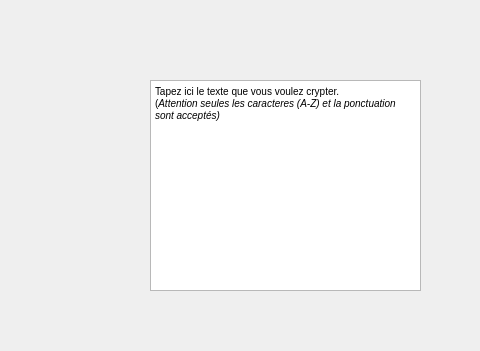
Ehonne/Cryptage_Decryptage, file mainwindow.ui: the form before one commit; both pictures show x 320 to 800 and y 0 to 351 of the 800 by 600 pixel window.
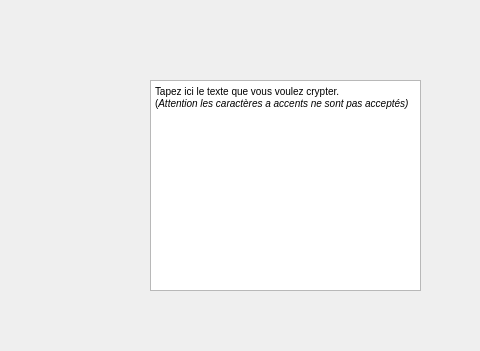
The form after the commit.

What changed in the file:
```diff
--- a/mainwindow.ui
+++ b/mainwindow.ui
@@ -37,7 +37,7 @@
 &lt;html&gt;&lt;head&gt;&lt;meta name=&quot;qrichtext&quot; content=&quot;1&quot; /&gt;&lt;style type=&quot;text/css&quot;&gt;
 p, li { white-space: pre-wrap; }
 &lt;/style&gt;&lt;/head&gt;&lt;body style=&quot; font-family:'MS Shell Dlg 2'; font-size:7.8pt; font-weight:400; font-style:normal;&quot;&gt;
-&lt;p style=&quot; margin-top:0px; margin-bottom:0px; margin-left:0px; margin-right:0px; -qt-block-indent:0; text-indent:0px;&quot;&gt;Tapez ici le texte que vous voulez crypter.&lt;br /&gt;(&lt;span style=&quot; font-style:italic;&quot;&gt;Attention seules les caracteres (A-Z) et la ponctuation sont acceptés)&lt;/span&gt;&lt;/p&gt;&lt;/body&gt;&lt;/html&gt;</string>
+&lt;p style=&quot; margin-top:0px; margin-bottom:0px; margin-left:0px; margin-right:0px; -qt-block-indent:0; text-indent:0px;&quot;&gt;Tapez ici le texte que vous voulez crypter.&lt;br /&gt;(&lt;span style=&quot; font-style:italic;&quot;&gt;Attention les caractères a accents ne sont pas acceptés)&lt;/span&gt;&lt;/p&gt;&lt;/body&gt;&lt;/html&gt;</string>
     </property>
    </widget>
    <widget class="QTextBrowser" name="textBrowser">
```
